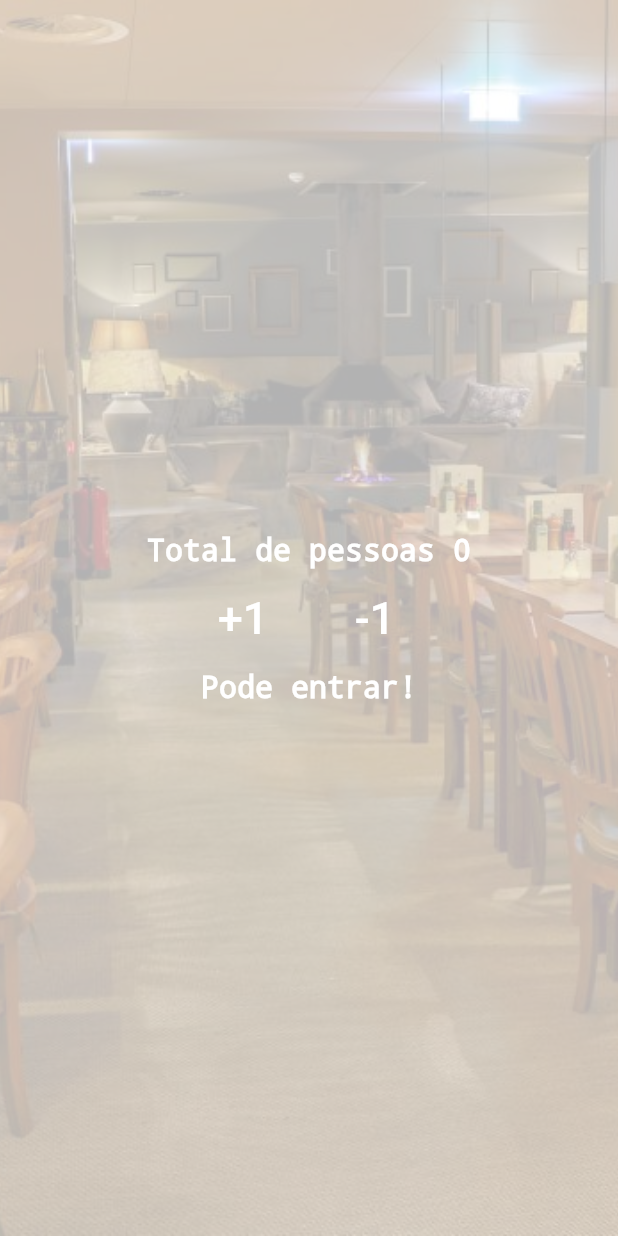
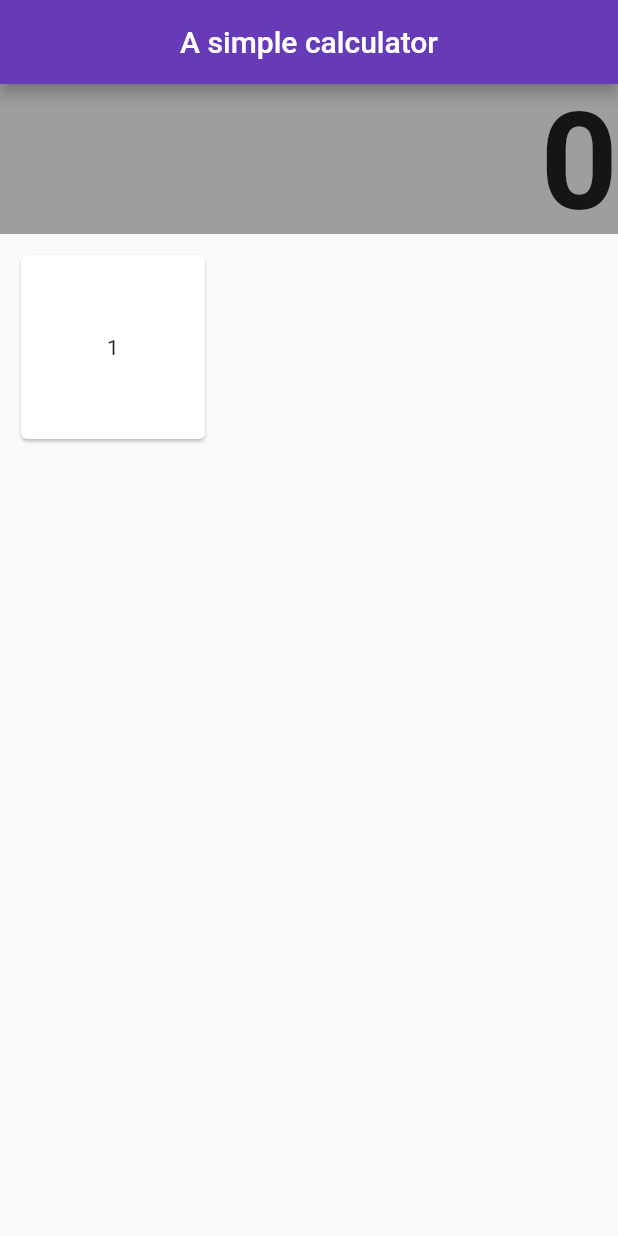
Before and after one commit to RobertDS07/First_Contact_Flutter, a Flutter app: the screen it shows after launch, on a phone screen of 412 x 824 dp. Run offline on Flutter 3.47's test engine with Material 2 defaults, Android fonts, the phone set to English and light mode, and no system bars.

Commit message:
first commit calculator

```diff
--- a/lib/main.dart
+++ b/lib/main.dart
@@ -1,90 +1,76 @@
 import 'package:flutter/material.dart';
 
-void main() {
-  runApp(MaterialApp(
-      title: 'Contador de pessoas',
-      home: Stack(
-        children: [
-          Opacity(
-            opacity: .3,
-            child: Image.asset(
-              "assets/restaurante.jpg",
-              fit: BoxFit.cover,
-              height: 1000.0,
-            ),
-          ),
-          Container(
-            child: Contador(),
-          )
-        ],
-      )));
+void main() => runApp(MaterialApp(
+      title: 'A simple calculator',
+      home: Home(),
+    ));
+
+class Home extends StatelessWidget {
+  @override
+  Widget build(BuildContext context) {
+    return Scaffold(
+      appBar: AppBar(
+        title: Text('A simple calculator'),
+        centerTitle: true,
+        backgroundColor: Colors.deepPurple,
+      ),
+      body: Calculator(),
+    );
+  }
 }
 
-class Contador extends StatefulWidget {
+class Calculator extends StatefulWidget {
   @override
-  _ContadorState createState() => _ContadorState();
+  _CalculatorState createState() => _CalculatorState();
 }
 
-class _ContadorState extends State<Contador> {
-  int pessoas = 0;
-
-  void _addPessoas() {
-    setState(() {
-      pessoas += 1;
-    });
-  }
-
-  void _removePessoas() {
-    setState(() {
-      if (pessoas == 0) return;
-      pessoas -= 1;
-    });
-  }
+class _CalculatorState extends State<Calculator> {
+  dynamic result = 0;
 
   @override
   Widget build(BuildContext context) {
     return Column(
-      mainAxisAlignment: MainAxisAlignment.center,
+      crossAxisAlignment: CrossAxisAlignment.stretch,
       children: [
-        Text(
-          'Total de pessoas $pessoas',
-          style: TextStyle(
-              fontSize: 20,
-              color: Colors.white,
-              decoration: TextDecoration.none),
-        ),
-        Padding(
-          padding: EdgeInsets.all(10),
-          child: Row(
-            mainAxisAlignment: MainAxisAlignment.center,
-            children: [
-              FlatButton(
-                onPressed: _addPessoas,
-                child: Text(
-                  '+1',
-                  style: TextStyle(color: Colors.white, fontSize: 30),
-                ),
+        Container(
+            color: Colors.grey,
+            height: 100,
+            child: Align(
+              alignment: Alignment.bottomRight,
+              child: Text(
+                '$result',
+                textAlign: TextAlign.right,
+                style: TextStyle(fontSize: 90, fontWeight: FontWeight.bold),
               ),
-              FlatButton(
-                onPressed: _removePessoas,
-                child: Text('-1',
-                    style: TextStyle(color: Colors.white, fontSize: 30)),
-              )
-            ],
-          ),
-        ),
-        status(pessoas)
+            )),
+        GridView.count(
+          padding: const EdgeInsets.all(10),
+          crossAxisCount: 3,
+          scrollDirection: Axis.vertical,
+          shrinkWrap: true,
+          children: [CustomButton('1')],
+        )
       ],
     );
   }
 }
 
-Widget status(int pessoas) {
-  String statusText =
-      pessoas >= 0 && pessoas <= 10 ? 'Pode entrar!' : 'Estamos cheio!';
-  return Text(
-    statusText,
-    style: TextStyle(
-        fontSize: 20, color: Colors.white, decoration: TextDecoration.none),
-  );
+class CustomButton extends StatelessWidget {
+  final hotkey;
+
+  CustomButton(this.hotkey);
+
+  @override
+  Widget build(BuildContext context) {
+    return Card(
+      child: InkWell(
+          splashColor: Colors.grey.withAlpha(40),
+          onTap: () {
+            print('Card tapped.');
+          },
+          child: Center(
+            child: Text('$hotkey'),
+          )),
+    );
+  }
 }
--- a/pubspec.yaml
+++ b/pubspec.yaml
@@ -45,8 +45,8 @@ flutter:
   uses-material-design: true
 
   # To add assets to your application, add an assets section, like this:
-  assets:
-    - assets/restaurante.jpg
+  # assets:
+  #   - assets/restaurante.jpg
 
   # An image asset can refer to one or more resolution-specific "variants", see
   # https://flutter.dev/assets-and-images/#resolution-aware.
```
Also changed, not shown: assets/restaurante.jpg (deleted).
